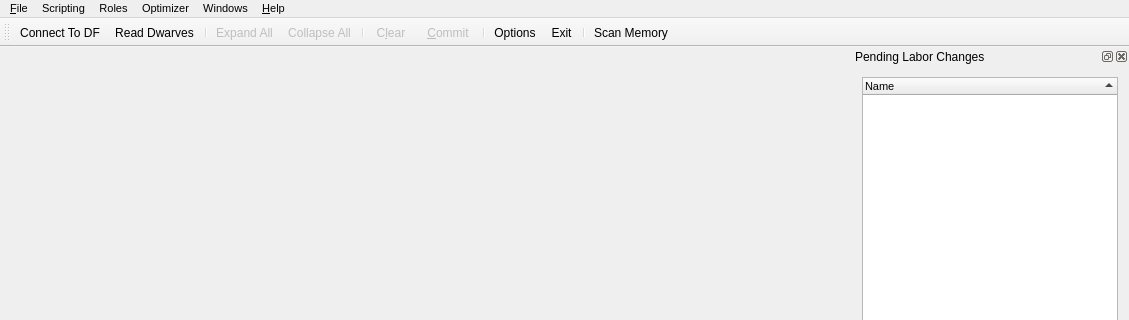
The window that ui/mainwindow.ui (Dwarf-Therapist/Dwarf-Therapist) describes before a commit, drawn with Qt 5; both pictures show x 0 to 1129 and y 0 to 320 of the 1129 by 807 pixel window.
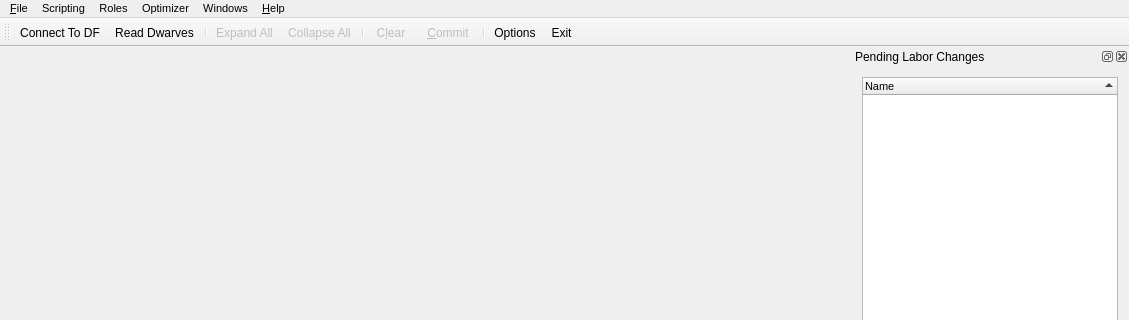
The same window after the commit. Icons and pictures are not drawn.

The edit to the form file:
```diff
--- a/ui/mainwindow.ui
+++ b/ui/mainwindow.ui
@@ -380,8 +380,6 @@
    <addaction name="separator"/>
    <addaction name="act_options"/>
    <addaction name="act_exit"/>
-   <addaction name="separator"/>
-   <addaction name="act_scan_memory"/>
   </widget>
   <widget class="QStatusBar" name="statusBar"/>
   <widget class="QDockWidget" name="dock_pending_jobs_list">
@@ -674,7 +672,7 @@
      <normaloff>:/img/table--minus.png</normaloff>:/img/table--minus.png</iconset>
    </property>
    <property name="text">
-    <string> C&amp;lear </string>
+    <string> C&amp;lear Pending Changes</string>
    </property>
    <property name="iconText">
     <string> C&amp;lear </string>
@@ -701,7 +699,7 @@
      <normaloff>:/img/table--arrow.png</normaloff>:/img/table--arrow.png</iconset>
    </property>
    <property name="text">
-    <string>&amp;Commit</string>
+    <string>&amp;Commit Pending Changes</string>
    </property>
    <property name="iconText">
     <string> &amp;Commit </string>
```
Left out of the diff: 100 changed lines with no effect on the pictures.
